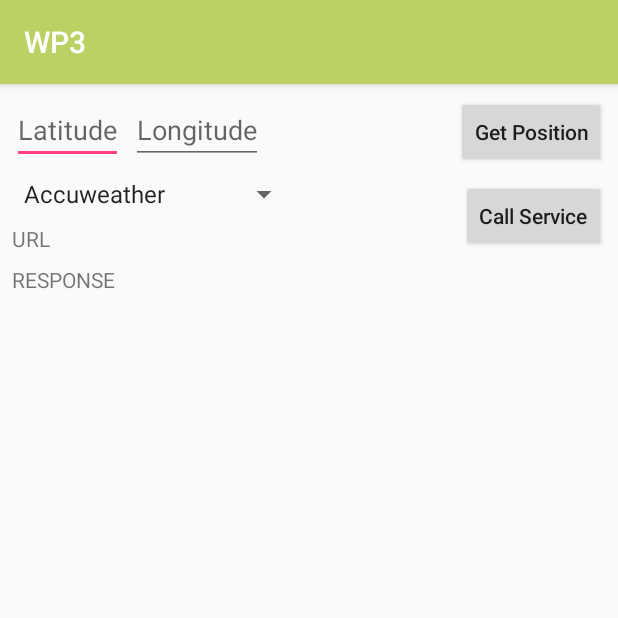
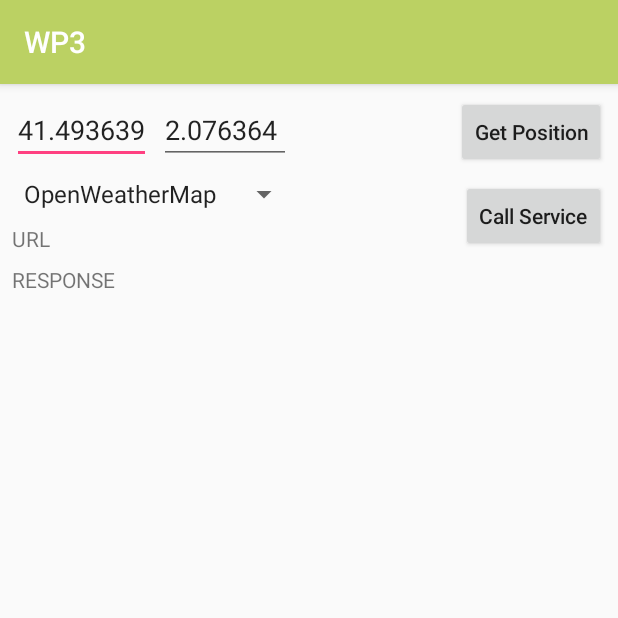
Before and after one commit to joansansam/WP3, an Android app: the screen it shows after launch (MainActivity), after a tap on "Get Position", on a phone screen of 412 x 824 dp, the top half of it. Run offline under Robolectric (Android 15) with nearby library versions, the phone set to English and light mode, and no system bars.

Commit message:
OpenWeatherMap starting call (NOT WORKING)

```diff
--- a/app/src/main/AndroidManifest.xml
+++ b/app/src/main/AndroidManifest.xml
@@ -1,6 +1,9 @@
 <?xml version="1.0" encoding="utf-8"?>
 <manifest xmlns:android="http://schemas.android.com/apk/res/android"
     package="com.example.joan.wp3">
+
+    <uses-permission android:name="android.permission.INTERNET"/>
+    <uses-permission  android:name="android.permission.ACCESS_NETWORK_STATE"/>
 
     <application
         android:allowBackup="true"
--- a/app/src/main/java/com/example/joan/wp3/MainActivity.java
+++ b/app/src/main/java/com/example/joan/wp3/MainActivity.java
@@ -6,11 +6,25 @@ import android.view.View;
 import android.widget.AdapterView;
 import android.widget.ArrayAdapter;
 import android.widget.Button;
+import android.widget.EditText;
 import android.widget.Spinner;
+import android.widget.TextView;
+
+import org.json.JSONObject;
+
+import static com.example.joan.wp3.ApiHelper.ACCUWEATHER;
+import static com.example.joan.wp3.ApiHelper.OPENWEATHERMAP;
+
+/**
+ * Created by joan.sansa.melsion on 18/04/2018.
+ */
 
 public class MainActivity extends AppCompatActivity {
+
     private String selectedService;
-    private Button getGpsButton;
+    private Button getGpsButton,callServiceButton;
+    private EditText latInput, lonInput;
+    private TextView responseTV;
 
     //--------------------------------------------------------------------------
     // LIFE CYCLE
@@ -21,16 +35,38 @@ public class MainActivity extends AppCompatActivity {
         super.onCreate(savedInstanceState);
         setContentView(R.layout.activity_main);
 
+        latInput = findViewById(R.id.lat_input);
+        lonInput = findViewById(R.id.lon_input);
+        responseTV = findViewById(R.id.response_tv);
+
         getGpsButton = findViewById(R.id.get_gps_btn);
         getGpsButton.setOnClickListener(new View.OnClickListener(){
             @Override
             public void onClick(View v){
-                //
+                //ToDo: Obtain GPS position
+                latInput.setText("41.493639");
+                lonInput.setText("2.076364");
+
+            }
+        });
+
+        callServiceButton = findViewById(R.id.call_service_btn);
+        callServiceButton.setOnClickListener(new View.OnClickListener(){
+            @Override
+            public void onClick(View v){
+                double lat = Double.valueOf(latInput.getText().toString());
+                double lon = Double.valueOf(lonInput.getText().toString());
+
+                ApiHelper apiHelper = new ApiHelper();
+                JSONObject response = apiHelper.selectService(selectedService, lat, lon);
+                if (response != null){
+                    responseTV.setText(response.toString());
+                }
             }
         });
 
         Spinner servicesSpinner = findViewById(R.id.services_spinner);
-        final String[] services= new String[]{"Accuweather","OpenWeatherMap"};
+        final String[] services= new String[]{OPENWEATHERMAP,ACCUWEATHER};
         ArrayAdapter<String> adaptador = new ArrayAdapter<String>(this, android.R.layout.simple_spinner_item, services);
         adaptador.setDropDownViewResource(android.R.layout.simple_spinner_dropdown_item);
         servicesSpinner.setAdapter(adaptador);
@@ -46,5 +82,6 @@ public class MainActivity extends AppCompatActivity {
                     }
                 });
 
+
     }
 }
--- a/app/src/main/res/layout/activity_main.xml
+++ b/app/src/main/res/layout/activity_main.xml
@@ -60,7 +60,7 @@
         app:layout_constraintTop_toBottomOf="@+id/url">
 
         <TextView
-            android:id="@+id/response"
+            android:id="@+id/response_tv"
             android:layout_width="match_parent"
             android:layout_height="wrap_content"
             android:gravity="start|top"
```
Also changed, not shown: app/src/main/java/com/example/joan/wp3/ApiHelper.java (added, +82 -0 lines).
